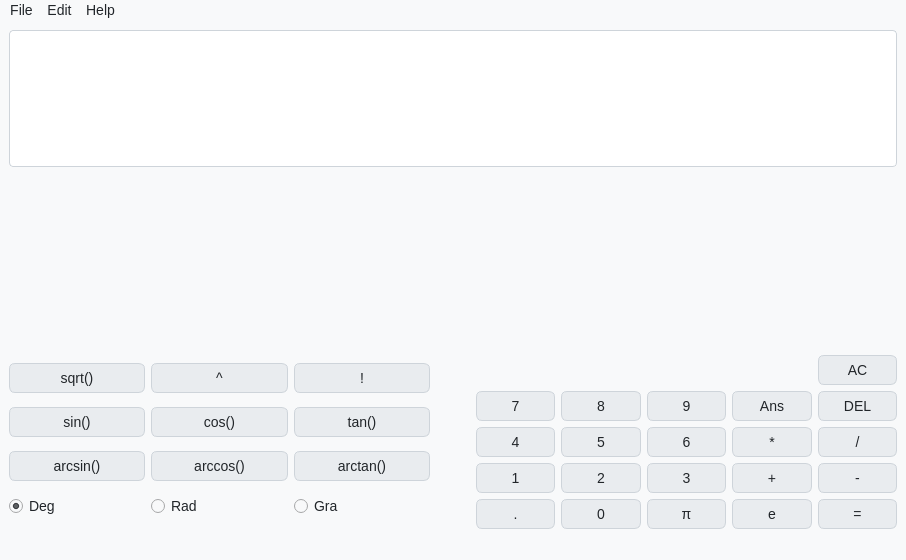
Above: gui/mainwindow.ui from yakiitory/QalculaTory before the change. Below: the same form after it.
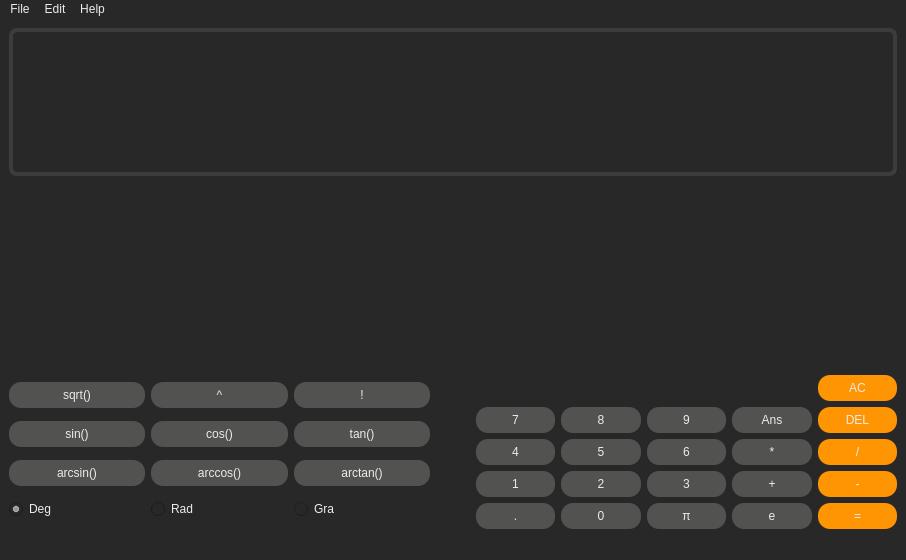
That is the form after the change. Icons and pictures are not drawn.

Diff of the .ui file:
```diff
--- a/gui/mainwindow.ui
+++ b/gui/mainwindow.ui
@@ -13,35 +13,50 @@
   <property name="font">
    <font>
     <family>Segoe UI</family>
-    <pointsize>-1</pointsize>
    </font>
   </property>
   <property name="windowTitle">
    <string>MainWindow</string>
   </property>
   <property name="styleSheet">
-   <string>QWidget {
-    background-color: #f8f9fa;
-    font-family: Segoe UI, sans-serif;
-    font-size: 14px;
-    color: #212529;
+   <string notr="true">QWidget {
+    background-color: #292828;
+	color: #ececec;
 }
 QPushButton {
-    background-color: #e9ecef;
-    border: 1px solid #ced4da;
-    border-radius: 6px;
+    background-color: #525251;
+	color: #ececec;
+    border-radius: 12px;
     padding: 6px;
 }
+QPushButton#pushAC {
+    background-color: #ff9502;
+}
+QPushButton#pushDEL {
+    background-color: #ff9502;
+}
+QPushButton#pushDivide {
+    background-color: #ff9502;
+}
+QPushButton#pushMinus {
+    background-color: #ff9502;
+}
+QPushButton#pushEqual {
+    background-color: #ff9502;
+}
 QPushButton:hover {
     background-color: #dee2e6;
 }
 QPushButton:pressed {
     background-color: #ced4da;
 }
+#mathFunctions QPushButton {
+	background-color: #424241;
+}
 QLineEdit {
-    background-color: #ffffff;
-    border: 1px solid #ced4da;
-    border-radius: 4px;
+    background-color: #292828;
+    border: 4px solid #3c3c3b;
+    border-radius: 8px;
     padding: 4px;
 }</string>
   </property>
@@ -60,7 +75,6 @@
         <property name="font">
          <font>
           <family>Segoe UI</family>
-          <pointsize>-1</pointsize>
          </font>
         </property>
         <property name="text">
@@ -76,7 +90,6 @@
         <property name="font">
          <font>
           <family>Segoe UI</family>
-          <pointsize>-1</pointsize>
          </font>
         </property>
         <property name="text">
@@ -582,7 +595,7 @@
      <x>0</x>
      <y>0</y>
      <width>906</width>
-     <height>22</height>
+     <height>24</height>
     </rect>
    </property>
    <widget class="QMenu" name="menuFile">
```
Left out of the diff: 2 changed lines with no effect on the pictures.
